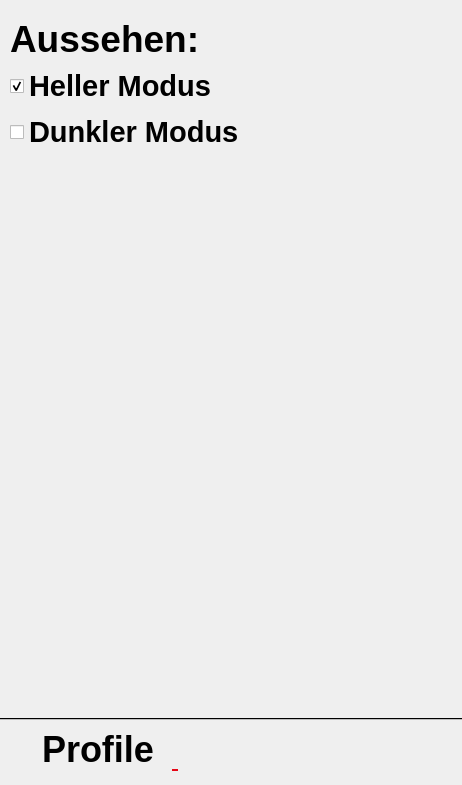
First picture: the form in klingelballui.ui, repository Sammasas/Klingelball-App, before the edit.
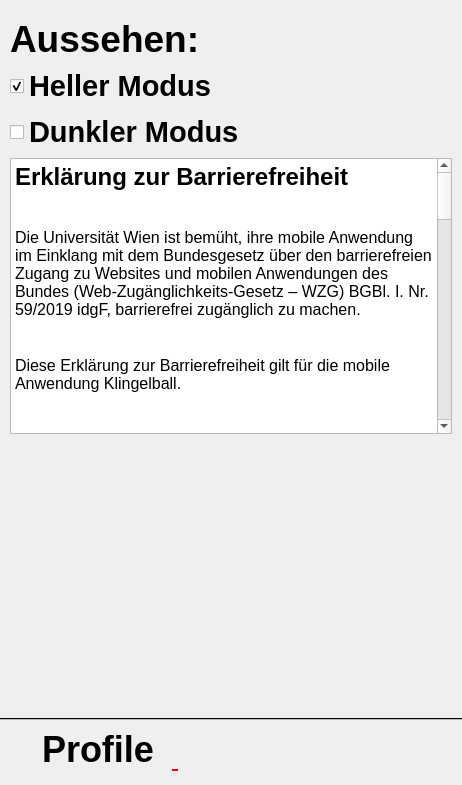
Second picture: the form after the edit. The open tabs and pages were chosen to show the change. Icons and pictures are not drawn.

Commit message: Erklärung zu Barrierefreiheit hinzugefügt

The edit to the form file:
```diff
--- a/klingelballui.ui
+++ b/klingelballui.ui
@@ -2397,6 +2397,42 @@
           </property>
          </widget>
         </item>
+        <item>
+         <widget class="QTextBrowser" name="Erklaerung_textView">
+          <property name="focusPolicy">
+           <enum>Qt::NoFocus</enum>
+          </property>
+          <property name="html">
+           <string>&lt;!DOCTYPE HTML PUBLIC &quot;-//W3C//DTD HTML 4.0//EN&quot; &quot;http://www.w3.org/TR/REC-html40/strict.dtd&quot;&gt;
+&lt;html&gt;&lt;head&gt;&lt;meta name=&quot;qrichtext&quot; content=&quot;1&quot; /&gt;&lt;meta charset=&quot;utf-8&quot; /&gt;&lt;style type=&quot;text/css&quot;&gt;
+p, li { white-space: pre-wrap; }
+hr { height: 1px; border-width: 0; }
+li.unchecked::marker { content: &quot;\2610&quot;; }
+li.checked::marker { content: &quot;\2612&quot;; }
+&lt;/style&gt;&lt;/head&gt;&lt;body style=&quot; font-family:'Segoe UI'; font-size:9pt; font-weight:400; font-style:normal;&quot;&gt;
+&lt;p style=&quot; margin-top:37px; margin-bottom:37px; margin-left:0px; margin-right:0px; -qt-block-indent:0; text-indent:0px; background-color:transparent;&quot;&gt;&lt;a name=&quot;WACViewPanel_ClipboardElement&quot;&gt;&lt;/a&gt;&lt;span style=&quot; font-family:'Times New Roman','Times New Roman_EmbeddedFont','Times New Roman_MSFontService','serif'; font-size:18pt; font-weight:700; color:#000000;&quot;&gt;E&lt;/span&gt;&lt;span style=&quot; font-family:'Times New Roman','Times New Roman_EmbeddedFont','Times New Roman_MSFontService','serif'; font-size:18pt; font-weight:700; color:#000000;&quot;&gt;rklärung zur Barrierefreiheit&lt;/span&gt;&lt;span style=&quot; font-family:'Times New Roman','Times New Roman_EmbeddedFont','Times New Roman_MSFontService','serif'; font-size:18pt; color:#000000;&quot;&gt; &lt;/span&gt;&lt;/p&gt;
+&lt;p style=&quot; margin-top:37px; margin-bottom:37px; margin-left:0px; margin-right:0px; -qt-block-indent:0; text-indent:0px; background-color:transparent;&quot;&gt;&lt;span style=&quot; font-family:'Times New Roman','Times New Roman_EmbeddedFont','Times New Roman_MSFontService','serif'; font-size:12pt; color:#000000;&quot;&gt;Die Universität Wien ist bemüht, ihre mobile Anwendung im Einklang mit dem Bundesgesetz über den barrierefreien Zugang zu Websites und mobilen Anwendungen des Bundes (Web-Zugänglichkeits-Gesetz – WZG) BGBl. I. Nr. 59/2019 idgF, barrierefrei zugänglich zu machen. &lt;/span&gt;&lt;/p&gt;
+&lt;p style=&quot; margin-top:37px; margin-bottom:37px; margin-left:0px; margin-right:0px; -qt-block-indent:0; text-indent:0px; background-color:transparent;&quot;&gt;&lt;span style=&quot; font-family:'Times New Roman','Times New Roman_EmbeddedFont','Times New Roman_MSFontService','serif'; font-size:12pt; color:#000000;&quot;&gt;Diese Erklärung zur Barrierefreiheit gilt für die mobile Anwendung &lt;/span&gt;&lt;span style=&quot; font-family:'Times New Roman','Times New Roman_EmbeddedFont','Times New Roman_MSFontService','serif'; font-size:12pt; color:#000000; background-color:transparent;&quot;&gt;Klingelball.&lt;/span&gt;&lt;span style=&quot; font-family:'Times New Roman','Times New Roman_EmbeddedFont','Times New Roman_MSFontService','serif'; font-size:12pt; color:#000000;&quot;&gt; &lt;/span&gt;&lt;/p&gt;
+&lt;p style=&quot; margin-top:37px; margin-bottom:37px; margin-left:0px; margin-right:0px; -qt-block-indent:0; text-indent:0px; background-color:transparent;&quot;&gt;&lt;span style=&quot; font-family:'Times New Roman','Times New Roman_EmbeddedFont','Times New Roman_MSFontService','serif'; font-size:13.5pt; font-weight:700; color:#000000;&quot;&gt;Stand der Vereinbarkeit mit den Anforderungen&lt;/span&gt;&lt;span style=&quot; font-family:'Times New Roman','Times New Roman_EmbeddedFont','Times New Roman_MSFontService','serif'; font-size:13.5pt; color:#000000;&quot;&gt; &lt;/span&gt;&lt;/p&gt;
+&lt;p style=&quot; margin-top:37px; margin-bottom:37px; margin-left:0px; margin-right:0px; -qt-block-indent:0; text-indent:0px; background-color:transparent;&quot;&gt;&lt;span style=&quot; font-family:'Times New Roman','Times New Roman_EmbeddedFont','Times New Roman_MSFontService','serif'; font-size:12pt; color:#000000;&quot;&gt;Diese mobile Anwendung&lt;/span&gt;&lt;span style=&quot; font-family:'Times New Roman','Times New Roman_EmbeddedFont','Times New Roman_MSFontService','serif'; font-size:12pt; font-style:italic; color:#000000;&quot;&gt; ist&lt;/span&gt;&lt;span style=&quot; font-family:'Times New Roman','Times New Roman_EmbeddedFont','Times New Roman_MSFontService','serif'; font-size:12pt; color:#000000;&quot;&gt; mit der Konformitätsstufe AA der „Richtlinien für barrierefreie Webinhalte – WCAG 2.1“ beziehungsweise mit dem geltenden Europäischen Standard EN 301 549 V3.2.1 (2021-03) nach der Richtlinie (EU) 2016/2102 des Europäischen Parlaments und des Rates vollständig vereinbar.  &lt;/span&gt;&lt;/p&gt;
+&lt;p style=&quot; margin-top:37px; margin-bottom:37px; margin-left:0px; margin-right:0px; -qt-block-indent:0; text-indent:0px; background-color:transparent;&quot;&gt;&lt;span style=&quot; font-family:'Times New Roman','Times New Roman_EmbeddedFont','Times New Roman_MSFontService','serif'; font-size:13.5pt; font-weight:700; color:#000000;&quot;&gt;Erstellung der Erklärung zur Barrierefreiheit&lt;/span&gt;&lt;span style=&quot; font-family:'Times New Roman','Times New Roman_EmbeddedFont','Times New Roman_MSFontService','serif'; font-size:13.5pt; color:#000000;&quot;&gt; &lt;/span&gt;&lt;/p&gt;
+&lt;p style=&quot; margin-top:37px; margin-bottom:37px; margin-left:0px; margin-right:0px; -qt-block-indent:0; text-indent:0px; background-color:transparent;&quot;&gt;&lt;span style=&quot; font-family:'Times New Roman','Times New Roman_EmbeddedFont','Times New Roman_MSFontService','serif'; font-size:12pt; color:#000000;&quot;&gt;Diese Erklärung wurde am 26. Februar 2024 erstellt. &lt;/span&gt;&lt;/p&gt;
+&lt;p style=&quot; margin-top:37px; margin-bottom:37px; margin-left:0px; margin-right:0px; -qt-block-indent:0; text-indent:0px; background-color:transparent;&quot;&gt;&lt;span style=&quot; font-family:'Times New Roman','Times New Roman_EmbeddedFont','Times New Roman_MSFontService','serif'; font-size:12pt; color:#000000;&quot;&gt;Die Erklärung wurde auf Grundlage einer von einer der Universität Wien durchgeführten Selbstbewertung erstellt. &lt;/span&gt;&lt;/p&gt;
+&lt;p style=&quot; margin-top:37px; margin-bottom:37px; margin-left:0px; margin-right:0px; -qt-block-indent:0; text-indent:0px; background-color:transparent;&quot;&gt;&lt;span style=&quot; font-family:'Times New Roman','Times New Roman_EmbeddedFont','Times New Roman_MSFontService','serif'; font-size:12pt; color:#000000;&quot;&gt;Diese Erklärung wurde zuletzt am 26. Februar 2024 überprüft. &lt;/span&gt;&lt;/p&gt;
+&lt;p style=&quot; margin-top:37px; margin-bottom:37px; margin-left:0px; margin-right:0px; -qt-block-indent:0; text-indent:0px; background-color:transparent;&quot;&gt;&lt;span style=&quot; font-family:'Times New Roman','Times New Roman_EmbeddedFont','Times New Roman_MSFontService','serif'; font-size:13.5pt; font-weight:700; color:#000000;&quot;&gt;Feedback und Kontaktangaben&lt;/span&gt;&lt;span style=&quot; font-family:'Times New Roman','Times New Roman_EmbeddedFont','Times New Roman_MSFontService','serif'; font-size:13.5pt; color:#000000;&quot;&gt; &lt;/span&gt;&lt;/p&gt;
+&lt;p style=&quot; margin-top:37px; margin-bottom:37px; margin-left:0px; margin-right:0px; -qt-block-indent:0; text-indent:0px; background-color:transparent;&quot;&gt;&lt;span style=&quot; font-family:'Times New Roman','Times New Roman_EmbeddedFont','Times New Roman_MSFontService','serif'; font-size:12pt; color:#000000;&quot;&gt;Sie können Mängel in Bezug auf die Einhaltung der Barrierefreiheitsanforderungen unter &lt;/span&gt;&lt;a href=&quot;mailto:smart.isw@univie.ac.at&quot;&gt;&lt;span style=&quot; font-family:'Times New Roman','Times New Roman_EmbeddedFont','Times New Roman_MSFontService','serif'; font-size:12pt; text-decoration: underline; color:#0000ff;&quot;&gt;smart.isw@univie.ac.at&lt;/span&gt;&lt;/a&gt;&lt;span style=&quot; font-family:'Times New Roman','Times New Roman_EmbeddedFont','Times New Roman_MSFontService','serif'; font-size:12pt; color:#000000;&quot;&gt; bekanntgeben. &lt;/span&gt;&lt;/p&gt;
+&lt;p style=&quot; margin-top:37px; margin-bottom:37px; margin-left:0px; margin-right:0px; -qt-block-indent:0; text-indent:0px; background-color:transparent;&quot;&gt;&lt;span style=&quot; font-family:'Times New Roman','Times New Roman_EmbeddedFont','Times New Roman_MSFontService','serif'; font-size:13.5pt; font-weight:700; color:#000000;&quot;&gt;Durchsetzungsverfahren&lt;/span&gt;&lt;span style=&quot; font-family:'Times New Roman','Times New Roman_EmbeddedFont','Times New Roman_MSFontService','serif'; font-size:13.5pt; color:#000000;&quot;&gt; &lt;/span&gt;&lt;/p&gt;
+&lt;p style=&quot; margin-top:37px; margin-bottom:37px; margin-left:0px; margin-right:0px; -qt-block-indent:0; text-indent:0px; background-color:transparent;&quot;&gt;&lt;span style=&quot; font-family:'Times New Roman','Times New Roman_EmbeddedFont','Times New Roman_MSFontService','serif'; font-size:12pt; color:#000000;&quot;&gt;Bei nicht zufriedenstellenden Antworten aus oben genannter Kontaktmöglichkeit können Sie sich mittels Beschwerde an die Beschwerdestelle der Österreichische Forschungsförderungsgesellschaft mit beschränkter Haftung (FFG) wenden. Die FFG nimmt über das &lt;/span&gt;&lt;a href=&quot;https://www.ffg.at/form/kontaktformular-beschwerdestelle&quot;&gt;&lt;span style=&quot; font-family:'Times New Roman','Times New Roman_EmbeddedFont','Times New Roman_MSFontService','serif'; font-size:12pt; text-decoration: underline; color:#0000ff;&quot;&gt;Kontaktformular der Beschwerdestelle&lt;/span&gt;&lt;/a&gt;&lt;span style=&quot; font-family:'Times New Roman','Times New Roman_EmbeddedFont','Times New Roman_MSFontService','serif'; font-size:12pt; color:#000000;&quot;&gt; Beschwerden auf elektronischem Weg entgegen. &lt;/span&gt;&lt;/p&gt;
+&lt;p style=&quot; margin-top:37px; margin-bottom:37px; margin-left:0px; margin-right:0px; -qt-block-indent:0; text-indent:0px; background-color:transparent;&quot;&gt;&lt;span style=&quot; font-family:'Times New Roman','Times New Roman_EmbeddedFont','Times New Roman_MSFontService','serif'; font-size:12pt; color:#000000;&quot;&gt;Die Beschwerden werden von der FFG dahingehend geprüft, ob sie sich auf Verstöße gegen die Vorgaben des Web-Zugänglichkeits-Gesetzes, insbesondere Mängel bei der Einhaltung der Barrierefreiheitsanforderungen, durch den Bund oder einer ihm zuordenbaren Einrichtung beziehen. &lt;/span&gt;&lt;/p&gt;
+&lt;p style=&quot; margin-top:37px; margin-bottom:37px; margin-left:0px; margin-right:0px; -qt-block-indent:0; text-indent:0px; background-color:transparent;&quot;&gt;&lt;span style=&quot; font-family:'Times New Roman','Times New Roman_EmbeddedFont','Times New Roman_MSFontService','serif'; font-size:12pt; color:#000000;&quot;&gt;Sofern die Beschwerde berechtigt ist, hat die FFG dem Bund oder den betroffenen Rechtsträgern Handlungsempfehlungen auszusprechen und Maßnahmen vorzuschlagen, die der Beseitigung der vorliegenden Mängel dienen. &lt;/span&gt;&lt;/p&gt;
+&lt;p style=&quot; margin-top:37px; margin-bottom:37px; margin-left:0px; margin-right:0px; -qt-block-indent:0; text-indent:0px; background-color:transparent;&quot;&gt;&lt;a href=&quot;https://www.ffg.at/barrierefreiheit/beschwerdestelle&quot;&gt;&lt;span style=&quot; font-family:'Times New Roman','Times New Roman_EmbeddedFont','Times New Roman_MSFontService','serif'; font-size:12pt; text-decoration: underline; color:#0000ff;&quot;&gt;Weitere Informationen zum Beschwerdeverfahren&lt;/span&gt;&lt;/a&gt;&lt;span style=&quot; font-family:'Times New Roman','Times New Roman_EmbeddedFont','Times New Roman_MSFontService','serif'; font-size:12pt; color:#000000;&quot;&gt; &lt;/span&gt;&lt;/p&gt;
+&lt;p style=&quot; margin-top:0px; margin-bottom:11px; margin-left:0px; margin-right:0px; -qt-block-indent:0; text-indent:0px; background-color:transparent;&quot;&gt;&lt;span style=&quot; font-family:'Calibri','Calibri_EmbeddedFont','Calibri_MSFontService','sans-serif'; font-size:11pt; color:#000000;&quot;&gt; &lt;/span&gt;&lt;/p&gt;&lt;/body&gt;&lt;/html&gt;</string>
+          </property>
+          <property name="openExternalLinks">
+           <bool>true</bool>
+          </property>
+         </widget>
+        </item>
         <item>
          <spacer name="verticalSpacer_10">
           <property name="orientation">
```
Left out of the diff: 2 changed lines with no effect on the pictures. The commit also changes 3 other files.
